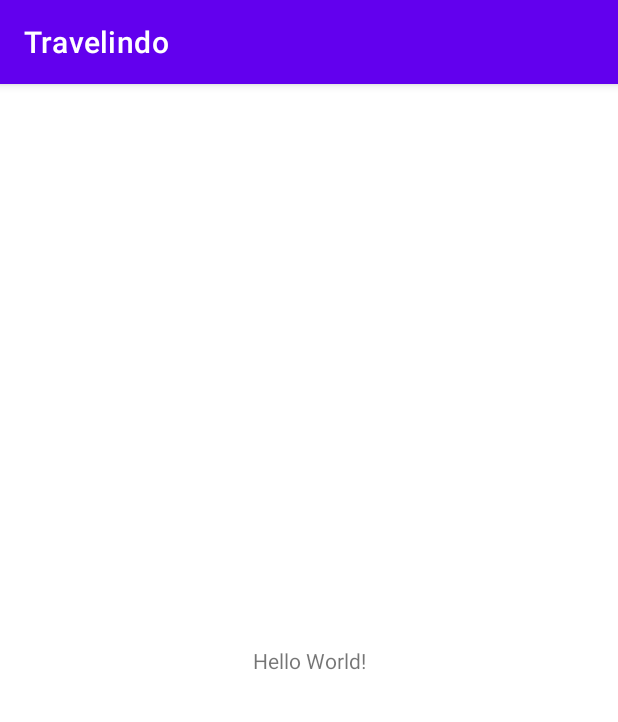
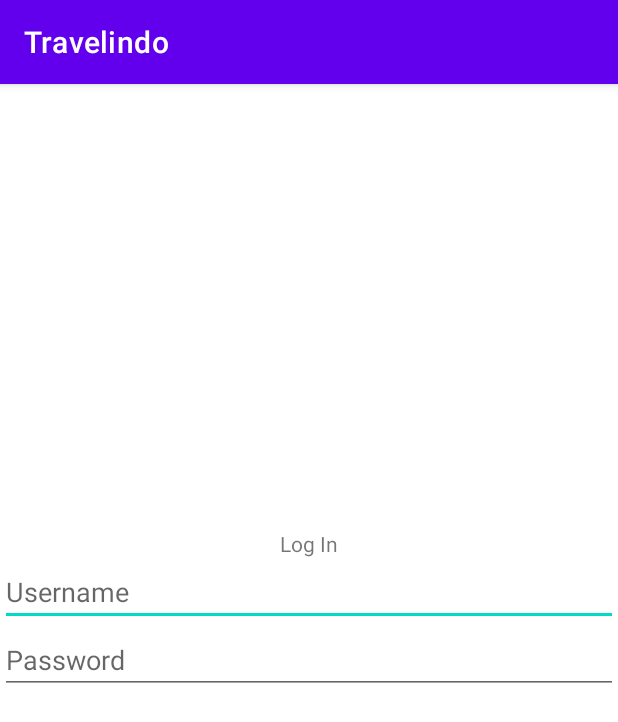
Before and after one commit to ChristopherWilliamBill/PPPB51_Tubes02_B_B, an Android app: the screen it shows after launch (MainActivity before the commit, HomeActivity after it), on a phone screen of 412 x 824 dp. Shown: the top 722 px of the screen. Run offline under Robolectric (Android 15) with nearby library versions, the phone set to English and light mode, and no system bars.

Commit message:
Membuat splashscreen

```diff
--- a/app/src/main/AndroidManifest.xml
+++ b/app/src/main/AndroidManifest.xml
@@ -10,6 +10,9 @@
         android:supportsRtl="true"
         android:theme="@style/Theme.Travelindo">
         <activity
+            android:name=".HomeActivity"
+            android:exported="true" />
+        <activity
             android:name=".MainActivity"
             android:exported="true">
             <intent-filter>
--- /dev/null
+++ b/app/src/main/java/com/pppb/travelindo/HomeActivity.java
@@ -0,0 +1,14 @@
+package com.pppb.travelindo;
+
+import androidx.appcompat.app.AppCompatActivity;
+
+import android.os.Bundle;
+
+public class HomeActivity extends AppCompatActivity {
+
+    @Override
+    protected void onCreate(Bundle savedInstanceState) {
+        super.onCreate(savedInstanceState);
+        setContentView(R.layout.activity_home);
+    }
+}
--- a/app/src/main/java/com/pppb/travelindo/MainActivity.java
+++ b/app/src/main/java/com/pppb/travelindo/MainActivity.java
@@ -2,15 +2,28 @@ package com.pppb.travelindo;
 
 import androidx.appcompat.app.AppCompatActivity;
 
+import android.content.Intent;
 import android.os.Bundle;
+import android.os.Handler;
 
 public class MainActivity extends AppCompatActivity {
+    private Handler handler;
 
     @Override
     protected void onCreate(Bundle savedInstanceState) {
         super.onCreate(savedInstanceState);
         setContentView(R.layout.activity_main);
 
+        getSupportActionBar().hide();
+        this.handler = new Handler();
+        this.handler.postDelayed(new Runnable() {
+            @Override
+            public void run() {
+                Intent intent = new Intent(MainActivity.this, HomeActivity.class);
+                startActivity(intent);
+                finish();
 
+            }
+        }, 2000);
     }
 }
--- /dev/null
+++ b/app/src/main/res/layout/activity_home.xml
@@ -0,0 +1,32 @@
+<?xml version="1.0" encoding="utf-8"?>
+<RelativeLayout
+    xmlns:android="http://schemas.android.com/apk/res/android"
+    xmlns:app="http://schemas.android.com/apk/res-auto"
+    xmlns:tools="http://schemas.android.com/tools"
+    android:layout_width="match_parent"
+    android:layout_height="match_parent"
+    tools:context=".HomeActivity">
+
+    <TextView
+        android:id="@+id/tvLogIn"
+        android:layout_width="wrap_content"
+        android:layout_height="wrap_content"
+        android:layout_centerHorizontal="true"
+        android:layout_above="@+id/etUsername"
+        android:text="Log In"/>
+
+    <EditText
+        android:id="@+id/etUsername"
+        android:layout_above="@+id/etPassword"
+        android:hint="Username"
+        android:layout_width="match_parent"
+        android:layout_height="wrap_content"/>
+
+    <EditText
+        android:id="@+id/etPassword"
+        android:layout_centerInParent="true"
+        android:hint="Password"
+        android:layout_width="match_parent"
+        android:layout_height="wrap_content"/>
+
+</RelativeLayout>
--- a/app/src/main/res/layout/activity_main.xml
+++ b/app/src/main/res/layout/activity_main.xml
@@ -1,18 +1,10 @@
 <?xml version="1.0" encoding="utf-8"?>
-<androidx.constraintlayout.widget.ConstraintLayout xmlns:android="http://schemas.android.com/apk/res/android"
+<RelativeLayout xmlns:android="http://schemas.android.com/apk/res/android"
     xmlns:app="http://schemas.android.com/apk/res-auto"
     xmlns:tools="http://schemas.android.com/tools"
     android:layout_width="match_parent"
     android:layout_height="match_parent"
-    tools:context=".MainActivity">
+    tools:context=".MainActivity"
+    android:background="@drawable/splashscreen">
 
-    <TextView
-        android:layout_width="wrap_content"
-        android:layout_height="wrap_content"
-        android:text="Hello World!"
-        app:layout_constraintBottom_toBottomOf="parent"
-        app:layout_constraintLeft_toLeftOf="parent"
-        app:layout_constraintRight_toRightOf="parent"
-        app:layout_constraintTop_toTopOf="parent" />
-
-</androidx.constraintlayout.widget.ConstraintLayout>
+</RelativeLayout>
```
Also changed, not shown: app/src/main/res/drawable/splashscreen.xml (added, +18 -0 lines).
